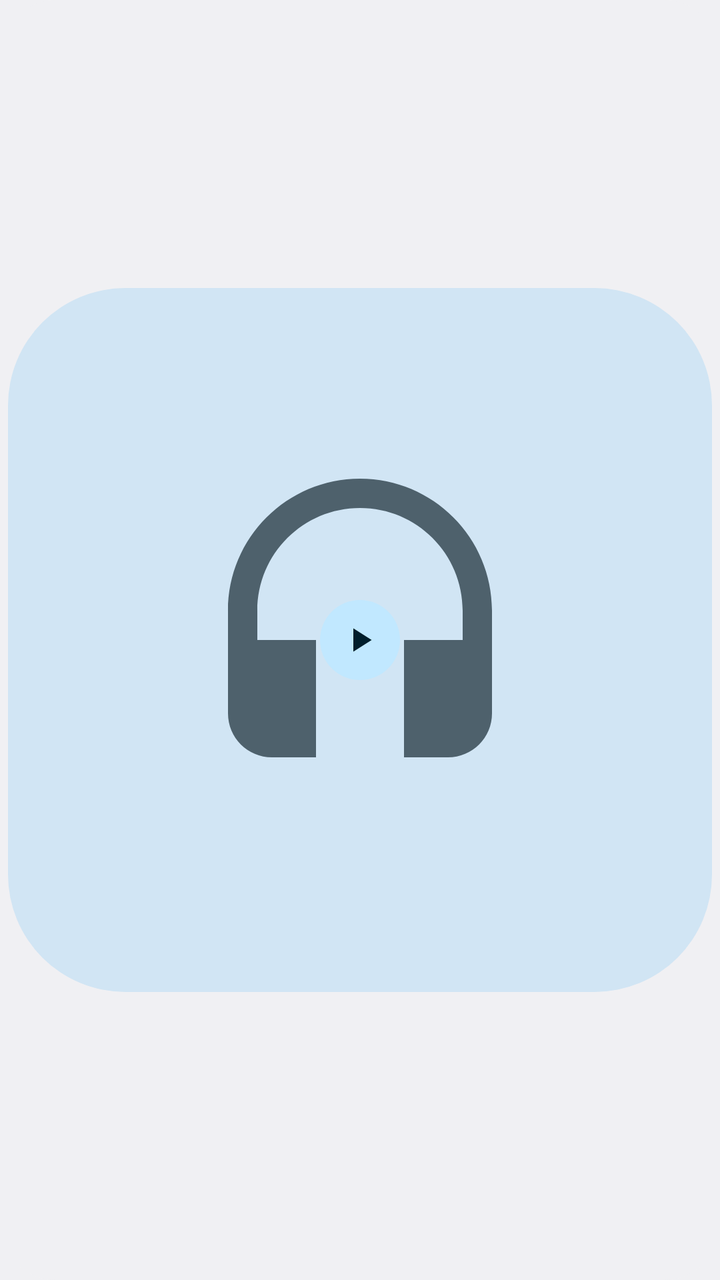
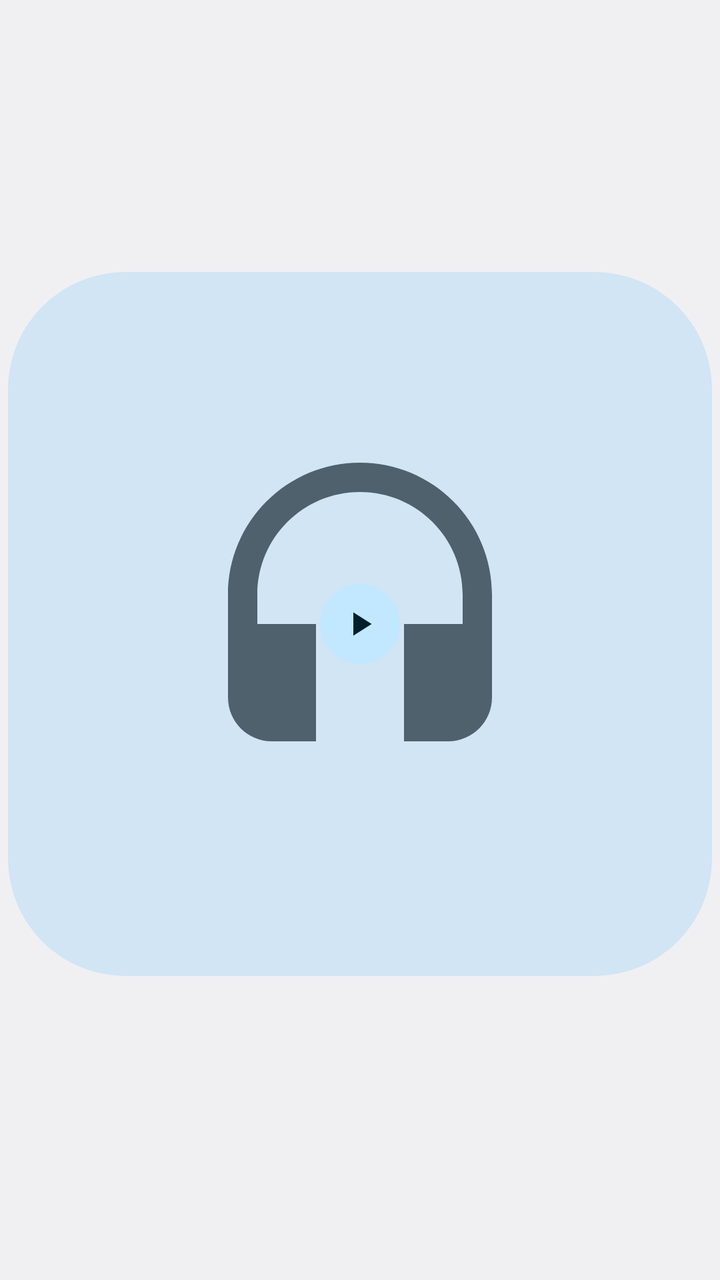

Two renders of the same Android screen: before a commit and after it. Below are the layout's source before the change and the commit's diff.
<!-- AndroidManifest.xml: application theme AppTheme -->
<!-- res/layout/widget_tile.xml -->
<?xml version="1.0" encoding="utf-8"?>
<FrameLayout xmlns:android="http://schemas.android.com/apk/res/android"
    android:id="@+id/root"
    android:layout_width="match_parent"
    android:layout_height="match_parent"
    android:background="@drawable/widget_bg"
    android:padding="4dp">

    <ImageView
        android:id="@+id/art"
        android:layout_width="match_parent"
        android:layout_height="match_parent"
        android:contentDescription="Cover"
        android:scaleType="fitCenter"
        android:src="@drawable/art_placeholder" />

    <ImageView
        android:id="@+id/play"
        android:layout_width="40dp"
        android:layout_height="40dp"
        android:layout_gravity="center"
        android:background="@drawable/play_bg"
        android:contentDescription="Play"
        android:padding="10dp"
        android:src="@drawable/ic_play" />

    <ImageView
        android:id="@+id/badge"
        style="@style/Badge"
        android:layout_width="20dp"
        android:layout_height="20dp"
        android:layout_margin="2dp" />
</FrameLayout>
<!-- resources referenced by this layout -->
<resources>
  <!-- drawable art_placeholder (drawable) -->
  <layer-list xmlns:android="http://schemas.android.com/apk/res/android">
      <item>
          <shape android:shape="rectangle">
              <size android:width="48dp" android:height="48dp" />
              <corners android:radius="8dp" />
              <solid android:color="@color/placeholder_bg" />
          </shape>
      </item>
      <item android:drawable="@drawable/ic_headphones" android:top="12dp" android:bottom="12dp" android:left="12dp" android:right="12dp" />
  </layer-list>
  <!-- drawable ic_play (drawable) -->
  <vector xmlns:android="http://schemas.android.com/apk/res/android"
      android:width="24dp" android:height="24dp" android:viewportWidth="24" android:viewportHeight="24">
      <path android:fillColor="@color/btn_text" android:pathData="M8,5v14l11,-7z" />
  </vector>
  <!-- drawable play_bg (drawable) -->
  <shape xmlns:android="http://schemas.android.com/apk/res/android" android:shape="oval">
      <solid android:color="@color/btn_bg" />
  </shape>
  <!-- drawable widget_bg (drawable) -->
  <shape xmlns:android="http://schemas.android.com/apk/res/android" android:shape="rectangle">
      <corners android:radius="@android:dimen/system_app_widget_background_radius" />
      <solid android:color="@color/widget_bg" />
  </shape>
  <style name="Badge">
          <item name="android:layout_gravity">bottom|end</item>
          <item name="android:background">@drawable/badge_bg</item>
          <item name="android:padding">1.5dp</item>
          <item name="android:contentDescription">App</item>
          <item name="android:visibility">gone</item>
      </style>
  <style name="AppTheme" parent="@android:style/Theme.DeviceDefault.DayNight" />
  <color name="placeholder_bg">@android:color/system_accent2_100</color>
  <!-- drawable ic_headphones (drawable) -->
  <vector xmlns:android="http://schemas.android.com/apk/res/android"
      android:width="24dp" android:height="24dp" android:viewportWidth="24" android:viewportHeight="24">
      <path android:fillColor="@color/placeholder_fg"
          android:pathData="M12,1c-4.97,0 -9,4.03 -9,9v7c0,1.66 1.34,3 3,3h3v-8H5v-2c0,-3.87 3.13,-7 7,-7s7,3.13 7,7v2h-4v8h3c1.66,0 3,-1.34 3,-3v-7c0,-4.97 -4.03,-9 -9,-9z" />
  </vector>
  <color name="btn_text">@android:color/system_accent1_900</color>
  <color name="btn_bg">@android:color/system_accent1_100</color>
  <color name="widget_bg">@android:color/system_neutral1_50</color>
  <!-- drawable badge_bg (drawable) -->
  <shape xmlns:android="http://schemas.android.com/apk/res/android" android:shape="oval">
      <solid android:color="@color/widget_bg" />
  </shape>
  <color name="placeholder_fg">@android:color/system_accent2_600</color>
</resources>

<!-- the commit's change to res/layout/widget_tile.xml (unified diff, before → after) -->
@@ -6,28 +6,34 @@
     android:background="@drawable/widget_bg"
     android:padding="4dp">
 
-    <ImageView
-        android:id="@+id/art"
+    <FrameLayout
         android:layout_width="match_parent"
         android:layout_height="match_parent"
-        android:contentDescription="Cover"
-        android:scaleType="fitCenter"
-        android:src="@drawable/art_placeholder" />
+        android:layout_marginBottom="16dp">
 
-    <ImageView
-        android:id="@+id/play"
-        android:layout_width="40dp"
-        android:layout_height="40dp"
+        <ImageView
+            android:id="@+id/art"
+            android:layout_width="match_parent"
+            android:layout_height="match_parent"
+            android:contentDescription="Cover"
+            android:scaleType="fitCenter"
+            android:src="@drawable/art_placeholder" />
+
+        <ImageView
+            android:id="@+id/play"
+            android:layout_width="40dp"
+            android:layout_height="40dp"
         android:layout_gravity="center"
-        android:background="@drawable/play_bg"
-        android:contentDescription="Play"
-        android:padding="10dp"
-        android:src="@drawable/ic_play" />
+            android:background="@drawable/play_bg"
+            android:contentDescription="Play"
+            android:padding="10dp"
+            android:src="@drawable/ic_play" />
+    </FrameLayout>
 
     <ImageView
         android:id="@+id/badge"
         style="@style/Badge"
-        android:layout_width="20dp"
-        android:layout_height="20dp"
-        android:layout_margin="2dp" />
+        android:layout_width="16dp"
+        android:layout_height="16dp"
+        android:layout_gravity="bottom|end" />
 </FrameLayout>
<!-- resource entries referenced after the edit -->
@@ -26,9 +26,6 @@
       <solid android:color="@color/widget_bg" />
   </shape>
   <style name="Badge">
-          <item name="android:layout_gravity">bottom|end</item>
-          <item name="android:background">@drawable/badge_bg</item>
-          <item name="android:padding">1.5dp</item>
           <item name="android:contentDescription">App</item>
           <item name="android:visibility">gone</item>
       </style>
@@ -43,10 +40,6 @@
   <color name="btn_text">@android:color/system_accent1_900</color>
   <color name="btn_bg">@android:color/system_accent1_100</color>
   <color name="widget_bg">@android:color/system_neutral1_50</color>
-  <!-- drawable badge_bg (drawable) -->
-  <shape xmlns:android="http://schemas.android.com/apk/res/android" android:shape="oval">
-      <solid android:color="@color/widget_bg" />
-  </shape>
   <color name="placeholder_fg">@android:color/system_accent2_600</color>
 </resources>
 
